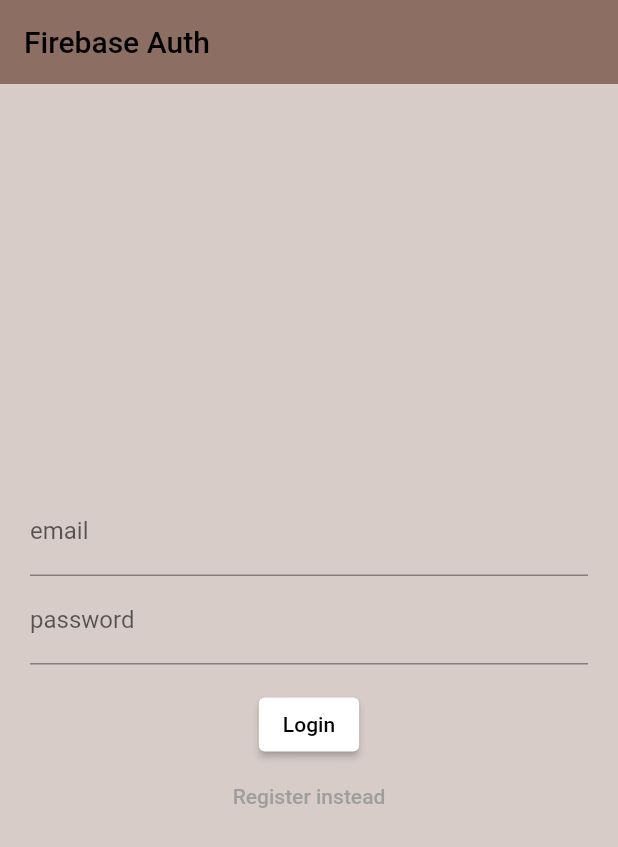
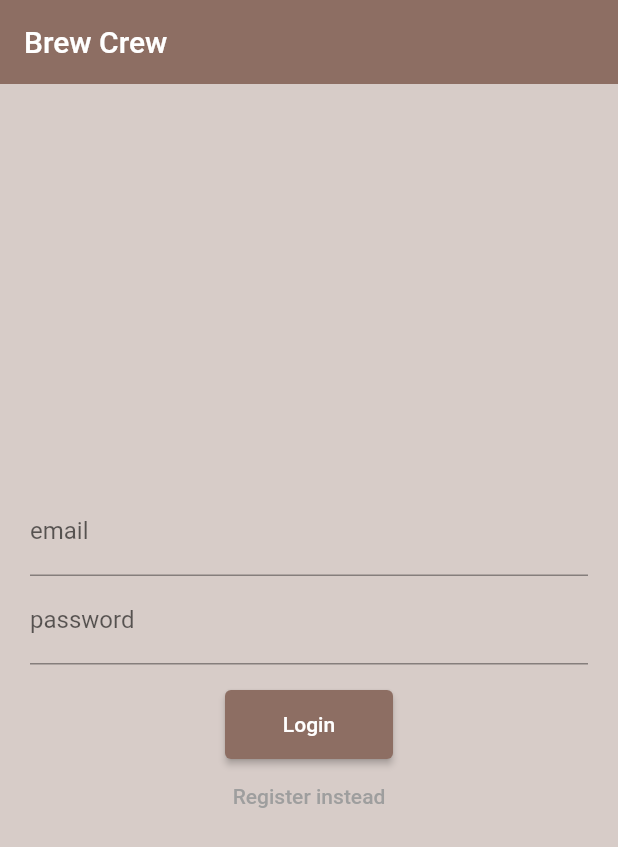
Before and after one commit to ardiantohendy/loginappwithfirebase, a Flutter app: the screen it shows after launch, on a phone screen of 412 x 824 dp. Shown: the top 847 px of the screen. Run offline on Flutter 3.47's test engine with Material 2 defaults, Android fonts, the phone set to English and light mode, and no system bars; our stand-ins replace firebase_auth, firebase_core; accounts and stored records are empty.

Commit message:
new commit 1.1

```diff
--- a/lib/pages/login_register_page.dart
+++ b/lib/pages/login_register_page.dart
@@ -43,7 +43,10 @@
   }
 
   Widget _title() {
-    return const Text("Firebase Auth");
+    return const Text(
+      "Brew Crew",
+      style: TextStyle(color: Colors.white),
+    );
   }
 
   Widget _entryField(
@@ -76,10 +79,15 @@
     return ElevatedButton(
       onPressed:
           isLogin ? signInWithEmailAndPassword : createUserWithEmailAndPassword,
-      style: ElevatedButton.styleFrom(backgroundColor: Colors.white),
-      child: Text(
-        isLogin ? 'Login' : 'Register',
-        style: const TextStyle(color: Colors.black),
+      style: ElevatedButton.styleFrom(backgroundColor: Colors.brown[400]),
+      child: Container(
+        width: 80,
+        padding: EdgeInsets.only(top: 15, bottom: 15),
+        child: Text(
+          isLogin ? 'Login' : 'Register',
+          style: const TextStyle(color: Colors.white),
+          textAlign: TextAlign.center,
+        ),
       ),
     );
   }
```
